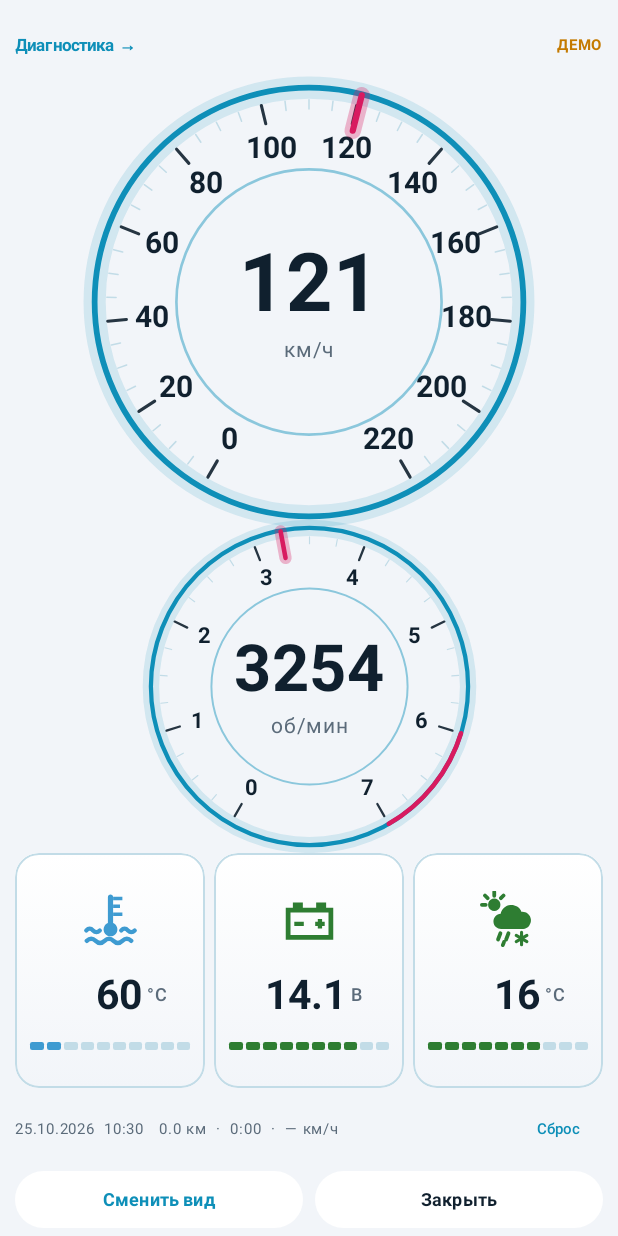
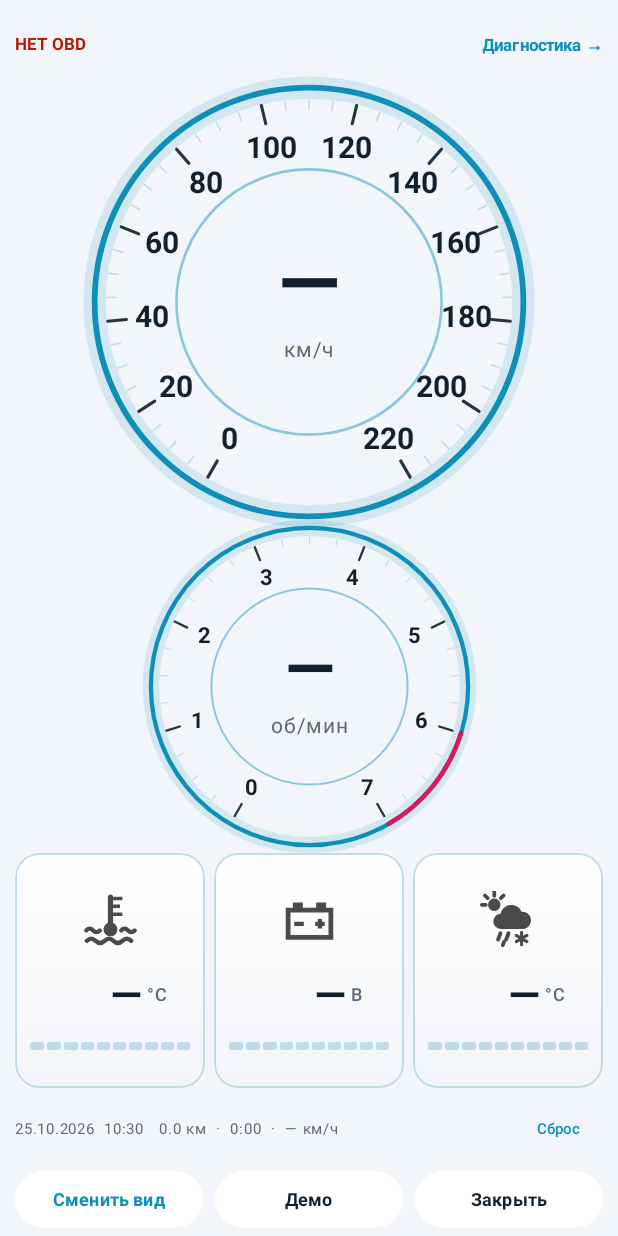
Before and after one commit to 031168-sudo/Diagnostic-tool, an Android app built with Jetpack Compose: the composable DashboardScreen called with empty values, after a tap on "Сброс", on a phone screen of 412 x 824 dp. Run offline under Robolectric (Android 15) with nearby library versions, the phone set to English and light mode, and no system bars; 1 statement that could not run was skipped; 1 other tap on this screen came first.

Commit message:
dashboard: OBD status left, Diagnostics right; Demo toggle button in bottom bar
Co-Authored-By: Claude Opus 5.5 <noreply@anthropic.com>
Claude-Session: https://claude.ai/code/session_015az2EkuceM4hivcsQbHTiE

```diff
--- a/app/src/main/java/com/example/diagnostictool/DashboardScreen.kt
+++ b/app/src/main/java/com/example/diagnostictool/DashboardScreen.kt
@@ -36,6 +36,7 @@ import androidx.compose.runtime.LaunchedEffect
 import androidx.compose.runtime.getValue
 import androidx.compose.runtime.mutableStateOf
 import androidx.compose.runtime.remember
+import androidx.compose.runtime.saveable.rememberSaveable
 import androidx.compose.runtime.setValue
 import androidx.compose.runtime.staticCompositionLocalOf
 import androidx.compose.ui.Alignment
@@ -121,7 +122,8 @@ fun DashboardScreen(
     onOpenPro: () -> Unit,
     onClose: () -> Unit
 ) {
-    val demo = rememberDemoValues(enabled = DEMO_WITHOUT_OBD && !connected)
+    var demoOn by rememberSaveable { mutableStateOf(false) }
+    val demo = rememberDemoValues(enabled = demoOn)
     val model = if (demo != null) demo else DashModel(
         speed = values.speed,
         rpm = values.rpm,
@@ -136,9 +138,9 @@ fun DashboardScreen(
     CompositionLocalProvider(LocalDashPalette provides palette) {
         Surface(color = palette.bg, modifier = Modifier.fillMaxSize()) {
             if (landscape) {
-                DashboardLandscape(model, tripKm, tripSec, clock, onToggleOrientation, onResetTrip, onOpenPro, onClose)
+                DashboardLandscape(model, tripKm, tripSec, clock, demoOn, { demoOn = !demoOn }, onToggleOrientation, onResetTrip, onOpenPro, onClose)
             } else {
-                DashboardPortrait(model, tripKm, tripSec, clock, onToggleOrientation, onResetTrip, onOpenPro, onClose)
+                DashboardPortrait(model, tripKm, tripSec, clock, demoOn, { demoOn = !demoOn }, onToggleOrientation, onResetTrip, onOpenPro, onClose)
             }
         }
     }
@@ -155,12 +157,10 @@ private data class DashModel(
 )
 
 /**
- * ТЕСТОВЫЙ РЕЖИМ для проверки дизайна: пока OBD не подключён, приборная панель
- * показывает имитацию поездки (разгоны, переключения передач, прогрев ОЖ,
- * колебания напряжения и температуры за бортом). При реальном подключении
- * OBD всегда показываются настоящие данные. Для релиза поставить false.
+ * Демо-режим (кнопка «Демо» внизу приборки): имитация поездки — разгоны,
+ * переключения передач, прогрев ОЖ, колебания напряжения и температуры за бортом.
+ * Пока демо включено, вместо данных OBD показывается имитация.
  */
-private const val DEMO_WITHOUT_OBD = true
 
 @Composable
 private fun rememberDemoValues(enabled: Boolean): DashModel? {
@@ -205,6 +205,7 @@ private fun rememberClock(): String {
 @Composable
 private fun DashboardPortrait(
     m: DashModel, tripKm: Double, tripSec: Int, clock: String,
+    demoOn: Boolean, onDemo: () -> Unit,
     onToggle: () -> Unit, onReset: () -> Unit, onOpenPro: () -> Unit, onClose: () -> Unit
 ) {
     Column(Modifier.fillMaxSize().safeDrawingPadding().padding(horizontal = 10.dp, vertical = 6.dp)) {
@@ -248,13 +249,14 @@ private fun DashboardPortrait(
             )
         }
         TripRow(tripKm, tripSec, clock, onReset)
-        BottomBar(onToggle, onClose)
+        BottomBar(onToggle, demoOn, onDemo, onClose)
     }
 }
 
 @Composable
 private fun DashboardLandscape(
     m: DashModel, tripKm: Double, tripSec: Int, clock: String,
+    demoOn: Boolean, onDemo: () -> Unit,
     onToggle: () -> Unit, onReset: () -> Unit, onOpenPro: () -> Unit, onClose: () -> Unit
 ) {
     Column(Modifier.fillMaxSize().safeDrawingPadding().padding(horizontal = 12.dp, vertical = 6.dp)) {
@@ -285,7 +287,7 @@ private fun DashboardLandscape(
             }
         }
         TripRow(tripKm, tripSec, clock, onReset)
-        BottomBar(onToggle, onClose)
+        BottomBar(onToggle, demoOn, onDemo, onClose)
     }
 }
 
@@ -293,16 +295,16 @@ private fun DashboardLandscape(
 private fun TopBar(connected: Boolean, demo: Boolean, onOpenPro: () -> Unit) {
     val p = LocalDashPalette.current
     Row(Modifier.fillMaxWidth(), verticalAlignment = Alignment.CenterVertically) {
+        Text(
+            when { demo -> "ДЕМО"; connected -> "OBD"; else -> "НЕТ OBD" },
+            color = when { demo -> Amber; connected -> p.green; else -> p.red },
+            fontSize = 11.sp,
+            fontWeight = FontWeight.Bold
+        )
+        Spacer(Modifier.weight(1f))
         TextButton(onClick = onOpenPro, contentPadding = PaddingValues(horizontal = 0.dp, vertical = 0.dp)) {
             Text("Диагностика →", color = p.ring, fontSize = 11.sp, fontWeight = FontWeight.Bold)
         }
-        Spacer(Modifier.weight(1f))
-        Text(
-            when { demo -> "ДЕМО"; connected -> "OBD"; else -> "НЕТ OBD" },
-            color = when { demo -> Amber; connected -> p.green; else -> p.red },
-            fontSize = 10.sp,
-            fontWeight = FontWeight.Bold
-        )
     }
 }
 
@@ -416,7 +418,7 @@ private fun TripRow(tripKm: Double, tripSec: Int, clock: String, onReset: () ->
 }
 
 @Composable
-private fun BottomBar(onToggle: () -> Unit, onClose: () -> Unit) {
+private fun BottomBar(onToggle: () -> Unit, demoOn: Boolean, onDemo: () -> Unit, onClose: () -> Unit) {
     val p = LocalDashPalette.current
     Row(Modifier.fillMaxWidth().padding(top = 3.dp), horizontalArrangement = Arrangement.spacedBy(8.dp)) {
         Button(
@@ -425,6 +427,16 @@ private fun BottomBar(onToggle: () -> Unit, onClose: () -> Unit) {
             colors = ButtonDefaults.buttonColors(containerColor = p.panel, contentColor = p.ring),
             contentPadding = PaddingValues(vertical = 0.dp)
         ) { Text("Сменить вид", fontSize = 12.sp, fontWeight = FontWeight.Bold) }
+        // «Демо» подсвечивается, пока режим включён; повторное нажатие выключает
+        Button(
+            onClick = onDemo,
+            modifier = Modifier.weight(1f).height(38.dp),
+            colors = ButtonDefaults.buttonColors(
+                containerColor = if (demoOn) Amber else p.panel,
+                contentColor = if (demoOn) Color.White else p.text
+            ),
+            contentPadding = PaddingValues(vertical = 0.dp)
+        ) { Text("Демо", fontSize = 12.sp, fontWeight = FontWeight.Bold) }
         Button(
             onClick = onClose,
             modifier = Modifier.weight(1f).height(38.dp),
```
